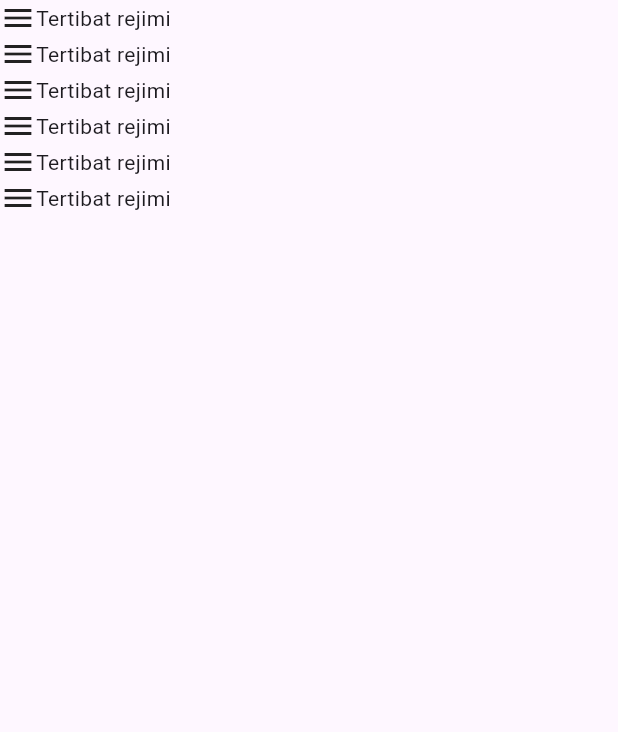
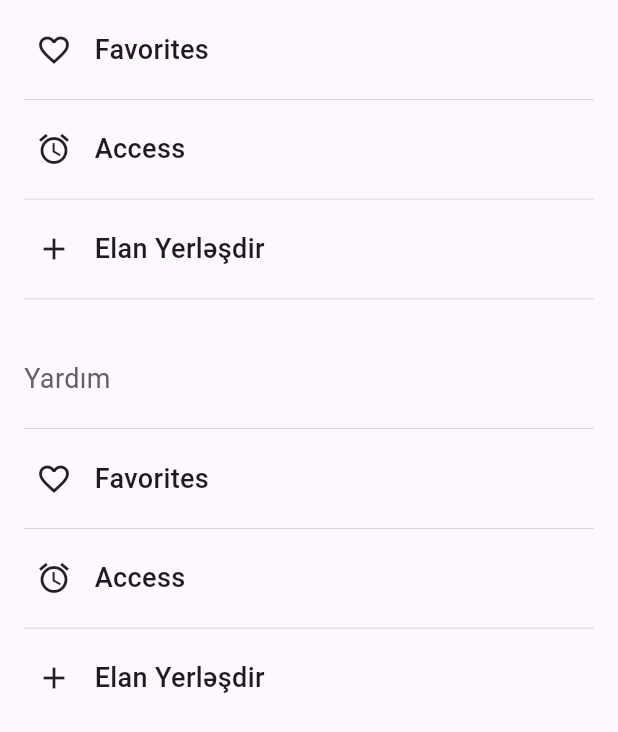
Before and after one commit to nicatguliyev/tap_az_test, a Flutter app: the MenuScreen widget shown alone on an empty page, opened directly, on a phone screen of 412 x 824 dp. Shown: the top 732 px of the screen. Run offline on Flutter 3.47's test engine with Material 3 defaults, Android fonts, the phone set to English and light mode, and no system bars.

Commit message:
some parts of menuscreen are completed

```diff
--- a/lib/flutter_playground/animations_example.dart
+++ b/lib/flutter_playground/animations_example.dart
@@ -54,8 +54,7 @@ class Animation3State extends State<Animation3> {
                   (isOpened == true &&
                       (details.primaryDelta! < -0.5 ||
                           details.primaryDelta! > 0.5))) {
-                updatedX =
-                    details.globalPosition.dx + details.primaryDelta!;
+                updatedX = details.globalPosition.dx + details.primaryDelta!;
               }
             }
           });
@@ -70,11 +69,10 @@ class Animation3State extends State<Animation3> {
               child: Row(
                 children: [
                   Container(
-                    height: height,
-                    width: 0.75 * width,
-                    color: Colors.green,
-                    child: const MenuScreen(),
-                  ),
+                      height: height,
+                      width: 0.75 * width,
+                      color: Colors.white,
+                      child:  MenuScreen(),),
                   Container(
                       height: height,
                       width: width,
--- /dev/null
+++ b/lib/flutter_playground/listview_example.dart
@@ -0,0 +1,14 @@
+import 'package:flutter/material.dart';
+import 'package:flutter/widgets.dart';
+
+class ListViewExample extends StatelessWidget {
+  @override
+  Widget build(BuildContext context) {
+    return Scaffold(
+     body: ListView(
+      padding: EdgeInsets.zero,
+      children: [Container(color: Colors.green, height:  50,), Container(color: Colors.black, height: 100,)],)
+      //body: Container(color: Colors.red, height: 100,),
+    );
+  }
+}
--- /dev/null
+++ b/lib/items/menu_list_item.dart
@@ -0,0 +1,23 @@
+import 'package:flutter/material.dart';
+import 'package:tap_az_test/model/MenuItemModel.dart';
+
+class MenuListItem extends StatelessWidget {
+  final MenuItemModel menuItemModel;
+  const MenuListItem({super.key, required this.menuItemModel});
+
+  @override
+  Widget build(BuildContext context) {
+    return  Padding(
+      padding: const EdgeInsets.only(left: 8, top: 20, bottom: 20),
+      child: Row(
+        children: [
+          menuItemModel.icon,
+          const SizedBox(
+            width: 15,
+          ),
+          Text(menuItemModel.name, style: const TextStyle(fontSize: 18, fontWeight: FontWeight.w500),)
+        ],
+      ),
+    );
+  }
+}
--- a/lib/main.dart
+++ b/lib/main.dart
@@ -2,6 +2,8 @@ import 'package:flutter/material.dart';
 import 'package:tap_az_test/flutter_playground/animations_example.dart';
 import 'package:tap_az_test/flutter_playground/drawer_example.dart';
 import 'package:tap_az_test/flutter_playground/gesture_detector.dart';
+import 'package:tap_az_test/flutter_playground/listview_example.dart';
+import 'package:tap_az_test/pages/menu_screen.dart';
 
 void main() {
   runApp(const MyApp());
@@ -13,7 +15,7 @@ class MyApp extends StatelessWidget {
   @override
   Widget build(BuildContext context) {
     return  const  MaterialApp(
-      home: Animation3(),
+      home:  Animation3(),
     );
   }
 }
--- /dev/null
+++ b/lib/model/MenuItemModel.dart
@@ -0,0 +1,8 @@
+import 'package:flutter/material.dart';
+
+class MenuItemModel {
+  final Icon icon;
+  final String name;
+
+  MenuItemModel({required this.icon, required this.name});
+}
--- a/lib/pages/menu_screen.dart
+++ b/lib/pages/menu_screen.dart
@@ -1,4 +1,6 @@
 import 'package:flutter/material.dart';
+import 'package:tap_az_test/items/menu_list_item.dart';
+import 'package:tap_az_test/model/MenuItemModel.dart';
 
 class MenuScreen extends StatefulWidget {
   const MenuScreen({super.key});
@@ -10,17 +12,68 @@ class MenuScreen extends StatefulWidget {
 }
 
 class MenuScreenState extends State<MenuScreen> {
+  final menuItems = [
+    MenuItemModel(icon: const Icon(Icons.favorite_outline), name: "Favorites"),
+    MenuItemModel(icon: const Icon(Icons.access_alarm), name: "Access"),
+    MenuItemModel(icon: const Icon(Icons.add), name: "Elan Yerləşdir")
+  ];
+
   @override
   Widget build(BuildContext context) {
-    return ListView.builder(
-      scrollDirection: Axis.vertical,
-      physics: NeverScrollableScrollPhysics(),
-      itemCount: 6,
-      itemBuilder: (context, index) {
-        return Row(
-          children: [Icon(Icons.menu), Text("Tertibat rejimi")],
-        );
-      },
+    return Padding(
+      padding: const EdgeInsets.only(left: 16, right: 16, top: 0),
+      child: Column(
+        crossAxisAlignment: CrossAxisAlignment.start,
+        children: [
+          ListView.separated(
+              shrinkWrap: true,
+              itemBuilder: (context, index) {
+                return MenuListItem(
+                  menuItemModel: menuItems[index],
+                );
+              },
+              separatorBuilder: (context, index) {
+                return Container(
+                  color: const Color.fromARGB(255, 206, 206, 206),
+                  height: 0.5,
+                );
+              },
+              itemCount: menuItems.length),
+          Container(
+            color: const Color.fromARGB(255, 206, 206, 206),
+            height: 0.5,
+          ),
+          const SizedBox(
+            height: 40,
+          ),
+          const Text(
+            "Yardım",
+            style: TextStyle(fontSize: 18, color: Color.fromARGB(255, 98, 98, 98)),
+          ),
+          const SizedBox(
+            height: 20,
+          ),
+          Container(
+            color: const Color.fromARGB(255, 206, 206, 206),
+            height: 0.5,
+          ),
+          ListView.separated(
+            padding:  EdgeInsets.zero,
+              shrinkWrap: true,
+              itemBuilder: (context, index) {
+                return MenuListItem(
+                  menuItemModel: menuItems[index],
+                );
+              },
+              separatorBuilder: (context, index) {
+                return Container(
+                  color: const Color.fromARGB(255, 206, 206, 206),
+                  height: 0.5,
+                );
+              },
+              itemCount: menuItems.length),
+        ],
+      ),
     );
   }
 }
```
